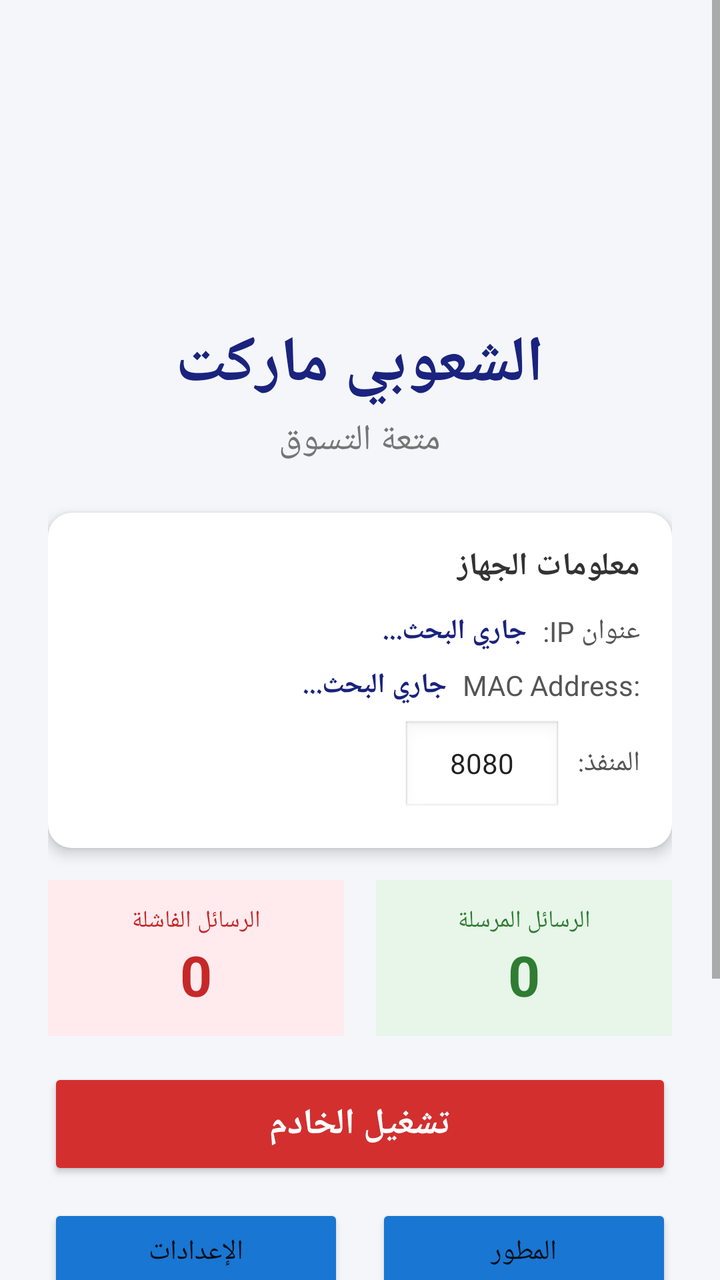
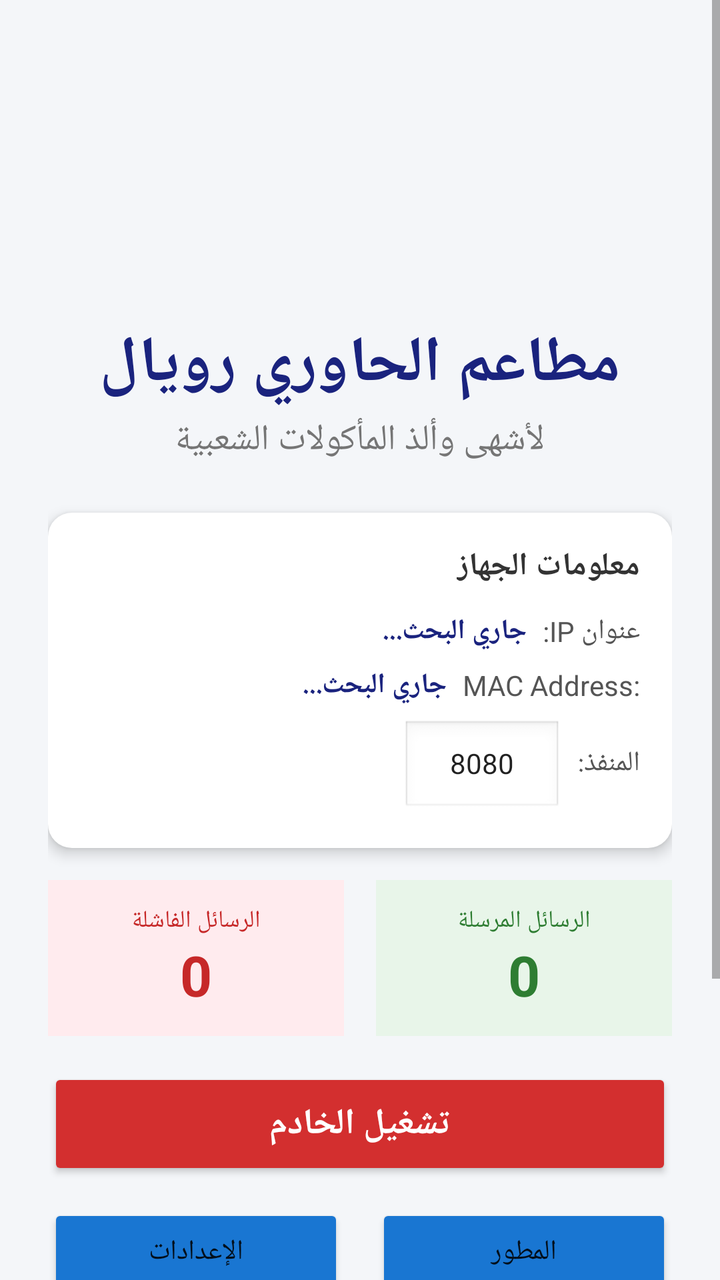

Compare the two renders of this Android layout. The source of the first and the diff that turns it into the second are given below.
<!-- AndroidManifest.xml: application theme Theme.AppCompat.Light.NoActionBar -->
<!-- res/layout/activity_main.xml -->
<?xml version="1.0" encoding="utf-8"?>
<ScrollView 
    xmlns:android="http://schemas.android.com/apk/res/android"
    android:layout_width="match_parent"
    android:layout_height="match_parent"
    android:background="#F4F6F9"
    android:fillViewport="true">

    <LinearLayout
        android:layout_width="match_parent"
        android:layout_height="wrap_content"
        android:orientation="vertical"
        android:gravity="center_horizontal"
        android:padding="24dp"
        android:layoutDirection="rtl">

        
        <ImageView
            android:id="@+id/imgLogo"
            android:layout_width="120dp"
            android:layout_height="120dp"
            android:src="@mipmap/ic_launcher"
            android:layout_marginBottom="16dp" />

        
        <TextView
            android:id="@+id/textTitle"
            android:layout_width="wrap_content"
            android:layout_height="wrap_content"
            android:text="الشعوبي ماركت"
            android:textSize="32sp"
            android:textStyle="bold"
            android:textColor="#1A237E"
            android:layout_marginBottom="4dp" />

        
        <TextView
            android:id="@+id/textSubtitle"
            android:layout_width="wrap_content"
            android:layout_height="wrap_content"
            android:text="متعة التسوق"
            android:textSize="18sp"
            android:textColor="#757575"
            android:layout_marginBottom="24dp" />

        
        <LinearLayout
            android:layout_width="match_parent"
            android:layout_height="wrap_content"
            android:orientation="vertical"
            android:background="@drawable/card_background"
            android:padding="16dp"
            android:layout_marginBottom="16dp"
            android:elevation="4dp">

            <TextView
                android:layout_width="wrap_content"
                android:layout_height="wrap_content"
                android:text="معلومات الجهاز"
                android:textSize="16sp"
                android:textStyle="bold"
                android:textColor="#333333"
                android:layout_marginBottom="12dp" />

            
            <LinearLayout
                android:layout_width="match_parent"
                android:layout_height="wrap_content"
                android:orientation="horizontal"
                android:layout_marginBottom="8dp">

                <TextView
                    android:layout_width="wrap_content"
                    android:layout_height="wrap_content"
                    android:text="عنوان IP:"
                    android:textSize="14sp"
                    android:textColor="#555555"
                    android:layout_marginEnd="8dp" />

                <TextView
                    android:id="@+id/tvServerIp"
                    android:layout_width="wrap_content"
                    android:layout_height="wrap_content"
                    android:text="جاري البحث..."
                    android:textSize="14sp"
                    android:textColor="#1A237E"
                    android:textStyle="bold" />
            </LinearLayout>

            
            <LinearLayout
                android:layout_width="match_parent"
                android:layout_height="wrap_content"
                android:orientation="horizontal"
                android:layout_marginBottom="8dp">

                <TextView
                    android:layout_width="wrap_content"
                    android:layout_height="wrap_content"
                    android:text="MAC Address:"
                    android:textSize="14sp"
                    android:textColor="#555555"
                    android:layout_marginEnd="8dp" />

                <TextView
                    android:id="@+id/tvMacAddress"
                    android:layout_width="wrap_content"
                    android:layout_height="wrap_content"
                    android:text="جاري البحث..."
                    android:textSize="14sp"
                    android:textColor="#1A237E"
                    android:textStyle="bold" />
            </LinearLayout>

            
            <LinearLayout
                android:layout_width="match_parent"
                android:layout_height="wrap_content"
                android:orientation="horizontal">

                <TextView
                    android:layout_width="wrap_content"
                    android:layout_height="wrap_content"
                    android:text="المنفذ:"
                    android:textSize="14sp"
                    android:textColor="#555555"
                    android:layout_marginEnd="8dp" />

                <EditText
                    android:id="@+id/etServerPort"
                    android:layout_width="80dp"
                    android:layout_height="wrap_content"
                    android:text="8080"
                    android:textSize="14sp"
                    android:inputType="number"
                    android:gravity="center"
                    android:background="@android:drawable/edit_text" />
            </LinearLayout>
        </LinearLayout>

        
        <LinearLayout
            android:layout_width="match_parent"
            android:layout_height="wrap_content"
            android:orientation="horizontal"
            android:gravity="center"
            android:layout_marginBottom="16dp">

            <LinearLayout
                android:layout_width="0dp"
                android:layout_height="wrap_content"
                android:layout_weight="1"
                android:orientation="vertical"
                android:gravity="center"
                android:background="#E8F5E9"
                android:padding="12dp"
                android:layout_marginEnd="8dp">

                <TextView
                    android:layout_width="wrap_content"
                    android:layout_height="wrap_content"
                    android:text="الرسائل المرسلة"
                    android:textSize="12sp"
                    android:textColor="#2E7D32" />

                <TextView
                    android:id="@+id/tvSuccessCount"
                    android:layout_width="wrap_content"
                    android:layout_height="wrap_content"
                    android:text="0"
                    android:textSize="28sp"
                    android:textStyle="bold"
                    android:textColor="#2E7D32" />
            </LinearLayout>

            <LinearLayout
                android:layout_width="0dp"
                android:layout_height="wrap_content"
                android:layout_weight="1"
                android:orientation="vertical"
                android:gravity="center"
                android:background="#FFEBEE"
                android:padding="12dp"
                android:layout_marginStart="8dp">

                <TextView
                    android:layout_width="wrap_content"
                    android:layout_height="wrap_content"
                    android:text="الرسائل الفاشلة"
                    android:textSize="12sp"
                    android:textColor="#C62828" />

                <TextView
                    android:id="@+id/tvFailedCount"
                    android:layout_width="wrap_content"
                    android:layout_height="wrap_content"
                    android:text="0"
                    android:textSize="28sp"
                    android:textStyle="bold"
                    android:textColor="#C62828" />
            </LinearLayout>
        </LinearLayout>

        
        <Button
            android:id="@+id/btnToggleServer"
            android:layout_width="match_parent"
            android:layout_height="56dp"
            android:text="تشغيل الخادم"
            android:textSize="18sp"
            android:textStyle="bold"
            android:textColor="#FFFFFF"
            android:backgroundTint="#D32F2F"
            android:layout_marginBottom="12dp" />

        
        <LinearLayout
            android:layout_width="match_parent"
            android:layout_height="wrap_content"
            android:orientation="horizontal"
            android:layout_marginBottom="16dp">

            <Button
                android:id="@+id/btnDeveloper"
                android:layout_width="0dp"
                android:layout_height="48dp"
                android:layout_weight="1"
                android:text="المطور"
                android:textSize="14sp"
                android:layout_marginEnd="8dp"
                android:backgroundTint="#1976D2" />

            <Button
                android:id="@+id/btnSettings"
                android:layout_width="0dp"
                android:layout_height="48dp"
                android:layout_weight="1"
                android:text="الإعدادات"
                android:textSize="14sp"
                android:layout_marginStart="8dp"
                android:backgroundTint="#1976D2" />
        </LinearLayout>

        
        <TextView
            android:layout_width="match_parent"
            android:layout_height="wrap_content"
            android:text="سجل العمليات"
            android:textSize="14sp"
            android:textStyle="bold"
            android:textColor="#333333"
            android:layout_marginBottom="8dp" />

        <TextView
            android:id="@+id/tvLogs"
            android:layout_width="match_parent"
            android:layout_height="120dp"
            android:background="#FFFFFF"
            android:padding="12dp"
            android:textSize="12sp"
            android:textColor="#555555"
            android:gravity="top|start"
            android:scrollbars="vertical"
            android:maxLines="8"
            android:text="جاري الانتظار...\n" />

    </LinearLayout>
</ScrollView>
<!-- resources referenced by this layout -->
<resources>
  <!-- drawable card_background (drawable) -->
  <?xml version="1.0" encoding="utf-8"?>
  <shape xmlns:android="http://schemas.android.com/apk/res/android"
      android:shape="rectangle">
      <solid android:color="#FFFFFF" />
      <corners android:radius="12dp" />
  </shape>
  <!-- mipmap ic_launcher (mipmap-anydpi-v26) -->
  <adaptive-icon xmlns:android="http://schemas.android.com/apk/res/android">
    <background android:drawable="@color/ic_launcher_background"/>
    <foreground android:drawable="@mipmap/ic_launcher_foreground"/>
  </adaptive-icon>
  <color name="ic_launcher_background">#fafafa</color>
</resources>

<!-- the commit's change to res/layout/activity_main.xml (unified diff, before → after) -->
@@ -27,7 +27,7 @@
             android:id="@+id/textTitle"
             android:layout_width="wrap_content"
             android:layout_height="wrap_content"
-            android:text="الشعوبي ماركت"
+            android:text="مطاعم الحاوري رويال"
             android:textSize="32sp"
             android:textStyle="bold"
             android:textColor="#1A237E"
@@ -38,7 +38,7 @@
             android:id="@+id/textSubtitle"
             android:layout_width="wrap_content"
             android:layout_height="wrap_content"
-            android:text="متعة التسوق"
+            android:text="لأشهى وألذ المأكولات الشعبية"
             android:textSize="18sp"
             android:textColor="#757575"
             android:layout_marginBottom="24dp" />
